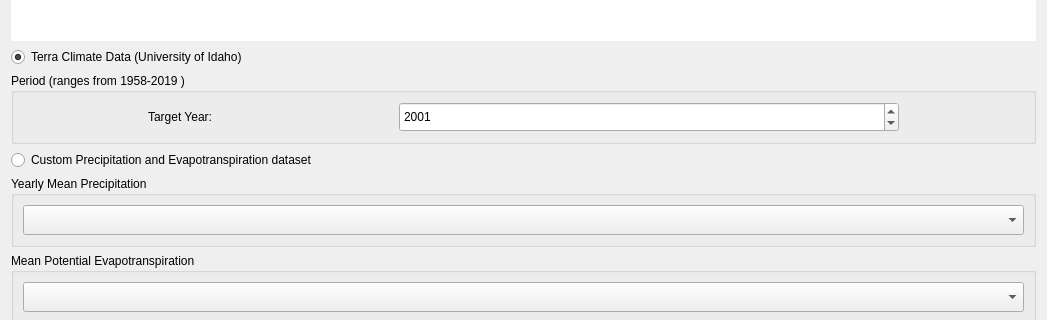
This is LDMP/gui/WidgetCQISetup.ui in LocateIT/trends.earth as Qt 5 draws it before an edit; both pictures show x 0 to 1047 and y 120 to 440 of the 1047 by 592 pixel window. The edited form follows.
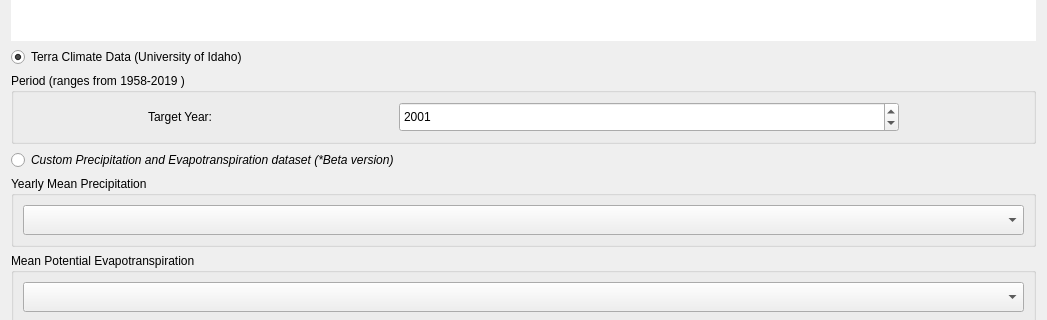
This is the edited form. Custom widgets are drawn as their Qt base class.

Patch:
```diff
--- a/LDMP/gui/WidgetCQISetup.ui
+++ b/LDMP/gui/WidgetCQISetup.ui
@@ -137,8 +137,13 @@
    </item>
    <item>
     <widget class="QRadioButton" name="use_custom">
+     <property name="font">
+      <font>
+       <italic>true</italic>
+      </font>
+     </property>
      <property name="text">
-      <string>Custom Precipitation and Evapotranspiration dataset</string>
+      <string>Custom Precipitation and Evapotranspiration dataset (*Beta version)</string>
      </property>
     </widget>
    </item>
```
